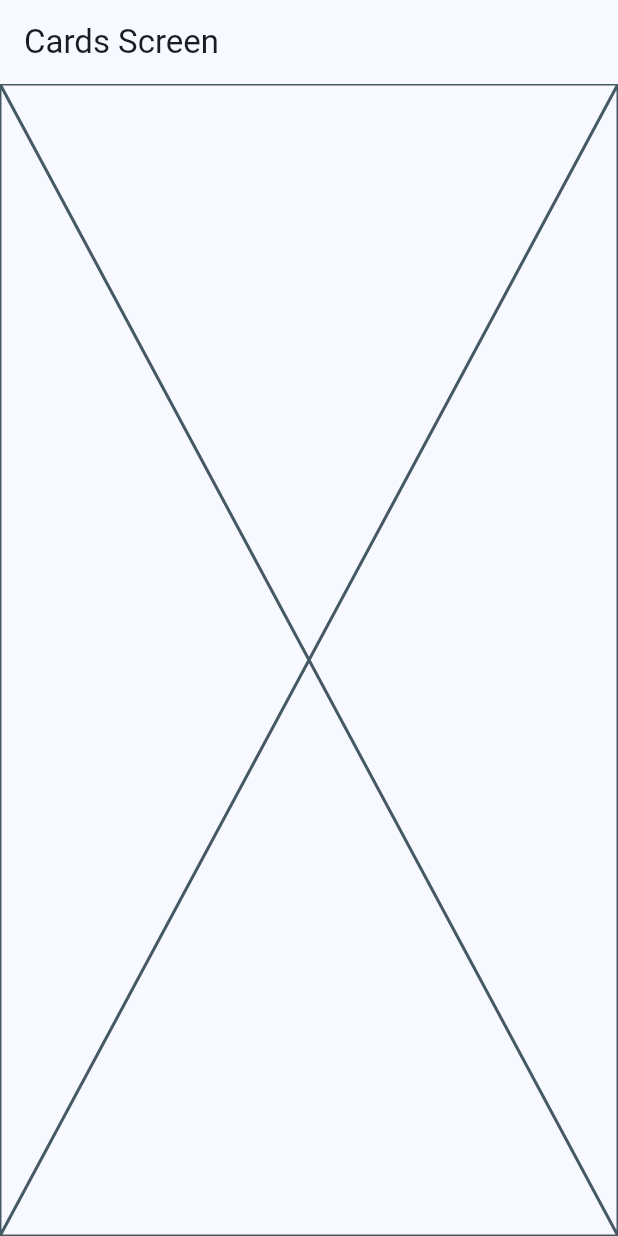
After one commit to Luc47s/widget_app_test, a Flutter app: the CardsScreen screen opened by its route, on a phone screen of 412 x 824 dp. The commit adds this screen. Run offline on Flutter 3.47's test engine with Material 3 defaults, Android fonts, the phone set to English and light mode, and no system bars; our stand-ins replace go_router.

Commit message:
go_router

```diff
--- a/lib/config/menu/menu_item.dart
+++ b/lib/config/menu/menu_item.dart
@@ -23,6 +23,6 @@ const appMenuItems = <MenuItem>[
   MenuItem(
       title: 'Targetas',
       subTitle: 'Un contenedor estilizado',
-      link: '/card',
+      link: '/cards',
       icon: Icons.credit_card),
 ];
--- /dev/null
+++ b/lib/config/router/app_router.dart
@@ -0,0 +1,21 @@
+import 'package:go_router/go_router.dart';
+import 'package:widget_app/presentation/screen/screen.dart';
+
+// GoRouter configuration
+final appRouter = GoRouter(
+  initialLocation: '/',
+  routes: [
+    GoRoute(
+      path: '/',
+      builder: (context, state) => const HomeScreen(),
+    ),
+    GoRoute(
+      path: '/buttons',
+      builder: (context, state) => const ButtonsScreen(),
+    ),
+    GoRoute(
+      path: '/cards',
+      builder: (context, state) => const CardsScreen(),
+    ),
+  ],
+);
--- /dev/null
+++ b/lib/presentation/screen/cards/cards_screen.dart
@@ -0,0 +1,15 @@
+import 'package:flutter/material.dart';
+
+class CardsScreen extends StatelessWidget {
+  const CardsScreen({super.key});
+
+  @override
+  Widget build(BuildContext context) {
+    return Scaffold(
+      appBar: AppBar(
+        title: const Text('Cards Screen'),
+      ),
+      body: const Placeholder(),
+    );
+  }
+}
--- /dev/null
+++ b/lib/presentation/screen/screen.dart
@@ -0,0 +1,3 @@
+export 'package:widget_app/presentation/screen/buttons/buttons_screen.dart';
+export 'package:widget_app/presentation/screen/cards/cards_screen.dart';
+export 'package:widget_app/presentation/screen/home/home_screen.dart';
--- a/pubspec.yaml
+++ b/pubspec.yaml
@@ -9,11 +9,12 @@ environment:
 dependencies:
   flutter:
     sdk: flutter
+  go_router: ^14.3.0
 
 dev_dependencies:
+  flutter_lints: ^4.0.0
   flutter_test:
     sdk: flutter
-  flutter_lints: ^4.0.0
 
 flutter:
   uses-material-design: true
```
Also changed, not shown: lib/main.dart (+6 -6 lines), lib/presentation/screen/buttons/buttons_screen.dart (added, +15 -0 lines), lib/presentation/screen/home/home_screen.dart (+6 -1 lines), pubspec.lock.
